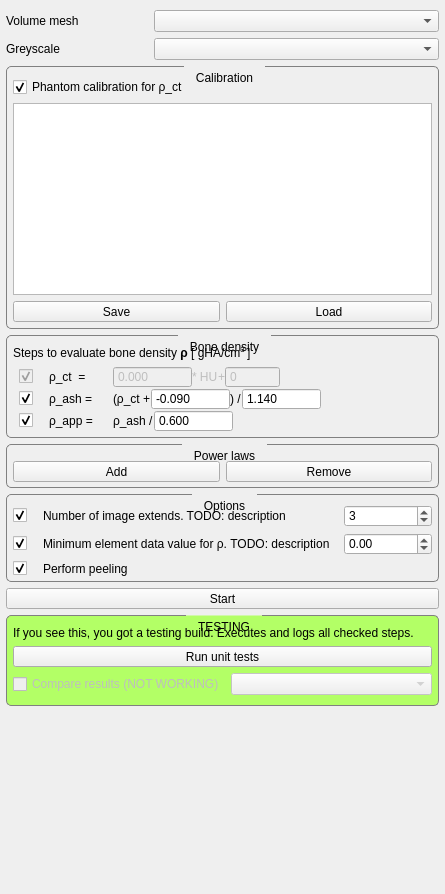
Before: the Qt Designer form Plugins/ch.zhaw.materialmapping/src/internal/MaterialMappingViewControls.ui in araex/mitk-gem, drawn with Qt 5.
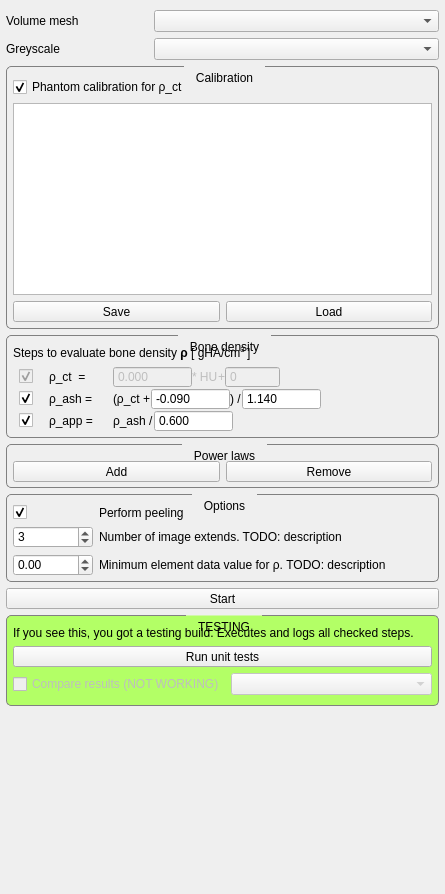
After: the same form once the commit is applied. Custom widgets are drawn as their Qt base class.

Commit message: added mapping parameters to filter

```diff
--- a/Plugins/ch.zhaw.materialmapping/src/internal/MaterialMappingViewControls.ui
+++ b/Plugins/ch.zhaw.materialmapping/src/internal/MaterialMappingViewControls.ui
@@ -1094,61 +1094,9 @@
            <number>0</number>
           </property>
           <property name="horizontalSpacing">
-           <number>0</number>
+           <number>-1</number>
           </property>
           <item row="1" column="0">
-           <widget class="QCheckBox" name="fParamCheckBox">
-            <property name="text">
-             <string/>
-            </property>
-            <property name="checked">
-             <bool>true</bool>
-            </property>
-           </widget>
-          </item>
-          <item row="0" column="0">
-           <widget class="QCheckBox" name="eParamCheckBox">
-            <property name="sizePolicy">
-             <sizepolicy hsizetype="Fixed" vsizetype="Fixed">
-              <horstretch>0</horstretch>
-              <verstretch>0</verstretch>
-             </sizepolicy>
-            </property>
-            <property name="minimumSize">
-             <size>
-              <width>30</width>
-              <height>0</height>
-             </size>
-            </property>
-            <property name="text">
-             <string/>
-            </property>
-            <property name="checked">
-             <bool>true</bool>
-            </property>
-           </widget>
-          </item>
-          <item row="2" column="0">
-           <widget class="QCheckBox" name="uParamCheckBox">
-            <property name="text">
-             <string/>
-            </property>
-            <property name="checked">
-             <bool>true</bool>
-            </property>
-           </widget>
-          </item>
-          <item row="0" column="1">
-           <widget class="QLabel" name="label">
-            <property name="text">
-             <string>Number of image extends. TODO: description</string>
-            </property>
-            <property name="wordWrap">
-             <bool>true</bool>
-            </property>
-           </widget>
-          </item>
-          <item row="0" column="2">
            <widget class="QSpinBox" name="eParamSpinBox">
             <property name="sizePolicy">
              <sizepolicy hsizetype="Minimum" vsizetype="Fixed">
@@ -1164,7 +1112,7 @@
             </property>
            </widget>
           </item>
-          <item row="1" column="2">
+          <item row="2" column="0">
            <widget class="QDoubleSpinBox" name="fParamSpinBox">
             <property name="sizePolicy">
              <sizepolicy hsizetype="Maximum" vsizetype="Fixed">
@@ -1172,6 +1120,18 @@
               <verstretch>0</verstretch>
              </sizepolicy>
             </property>
+            <property name="minimumSize">
+             <size>
+              <width>0</width>
+              <height>0</height>
+             </size>
+            </property>
+            <property name="maximumSize">
+             <size>
+              <width>80</width>
+              <height>16777215</height>
+             </size>
+            </property>
             <property name="minimum">
              <double>-999999999.000000000000000</double>
             </property>
@@ -1181,6 +1141,16 @@
            </widget>
           </item>
           <item row="1" column="1">
+           <widget class="QLabel" name="label">
+            <property name="text">
+             <string>Number of image extends. TODO: description</string>
+            </property>
+            <property name="wordWrap">
+             <bool>true</bool>
+            </property>
+           </widget>
+          </item>
+          <item row="2" column="1">
            <widget class="QLabel" name="label_3">
             <property name="text">
              <string>Minimum element data value for ρ. TODO: description</string>
@@ -1190,7 +1160,17 @@
             </property>
            </widget>
           </item>
-          <item row="2" column="1">
+          <item row="0" column="0">
+           <widget class="QCheckBox" name="uParamCheckBox">
+            <property name="text">
+             <string/>
+            </property>
+            <property name="checked">
+             <bool>true</bool>
+            </property>
+           </widget>
+          </item>
+          <item row="0" column="1">
            <widget class="QLabel" name="label_15">
             <property name="text">
              <string>Perform peeling</string>
```
The commit also changes 3 other files.
